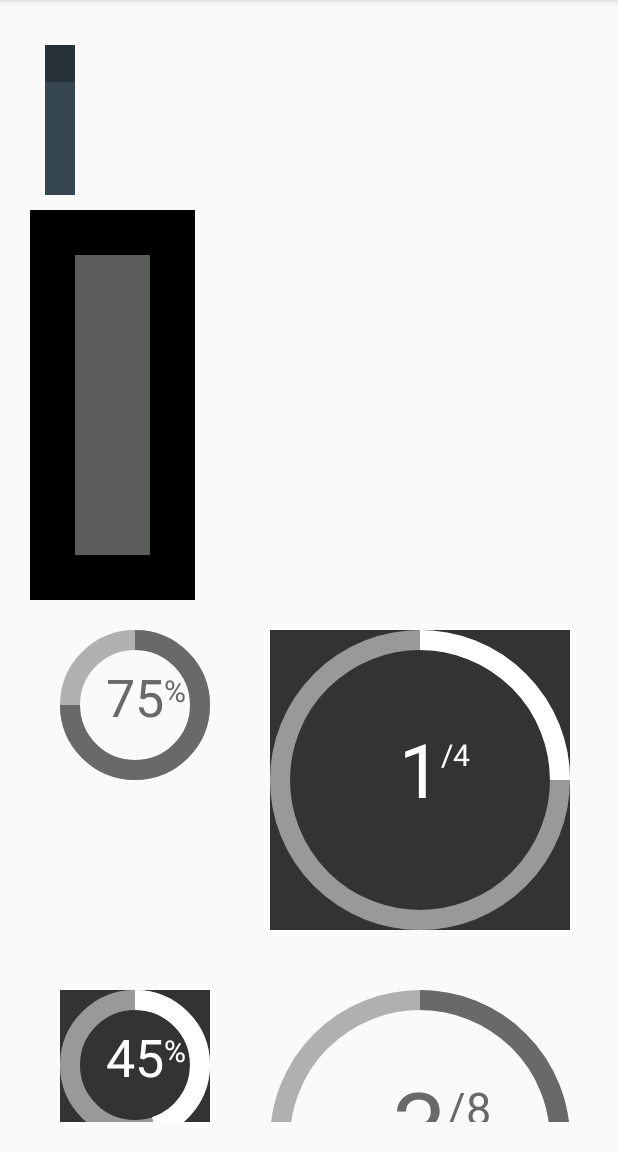
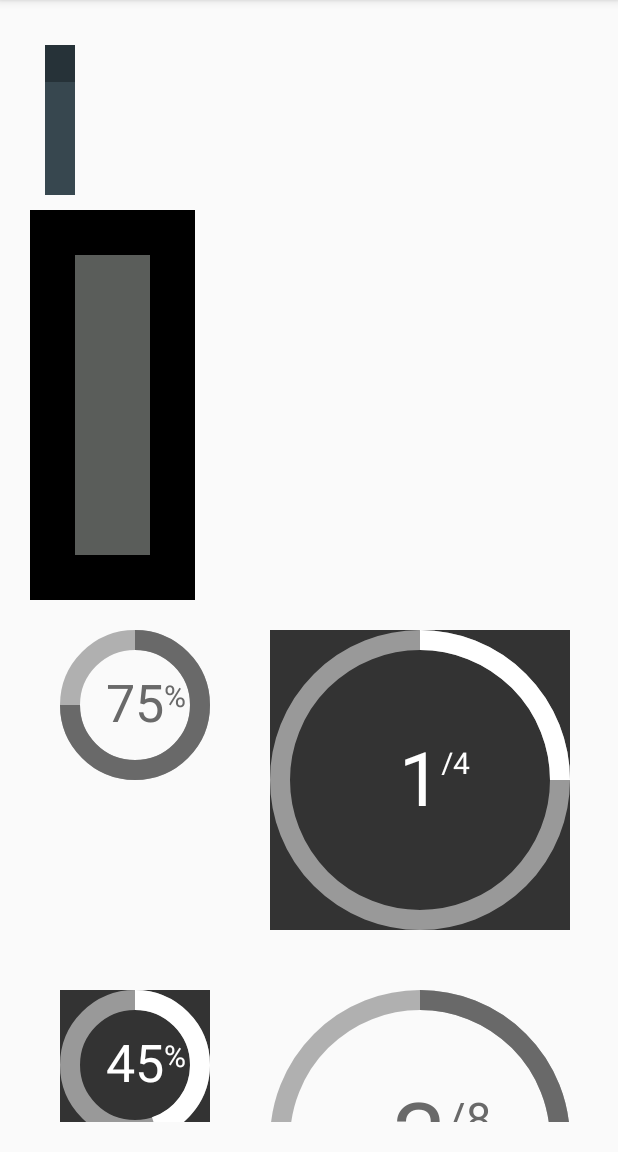
Before and after one commit to mmBiondo/ProgressBars, an Android app: the screen it shows after launch (MainActivity), on a phone screen of 412 x 824 dp, the part 84-1236 px from its top. Run offline under Robolectric (Android 15) with nearby library versions, the phone set to English and light mode, and no system bars.

Commit message:
fixed padding so that numbers are centered properly

```diff
--- a/app/src/main/java/com/example/megan/progressbarexamples/widgets/PercentageCircle.java
+++ b/app/src/main/java/com/example/megan/progressbarexamples/widgets/PercentageCircle.java
@@ -1,6 +1,5 @@
 package com.example.megan.progressbarexamples.widgets;
 
-import android.animation.ObjectAnimator;
 import android.annotation.TargetApi;
 import android.content.Context;
 import android.content.res.TypedArray;
@@ -63,6 +62,7 @@ public class PercentageCircle extends LinearLayout {
         circlePaint = new Paint();
         arcPaint = new Paint();
         rectF = new RectF();
+        bounds = new Rect();
 
         int percentTextSize;
         int totalUnitTextSize;
@@ -153,14 +153,15 @@ public class PercentageCircle extends LinearLayout {
     }
 
     private void fixFontPadding(TextView textView) {
-        bounds = new Rect();
 
         textView.setIncludeFontPadding(false); //remove the font padding
 
         textView.getPaint().getTextBounds(textView.getText().toString(), 0, textView.getText().length(), bounds);
 
         Paint.FontMetrics fm = textView.getPaint().getFontMetrics();
-        textView.setPadding(0, (int) (fm.ascent - bounds.top - 0.5), 0, 0);
+        int fontPadding  = (int) (fm.ascent - bounds.top - 0.5);
+
+        textView.setPadding(0, fontPadding, 0, fontPadding);
         textView.setGravity(textView.getGravity() | Gravity.TOP); //make sure that the gravity is set to the top
     }
 
```
